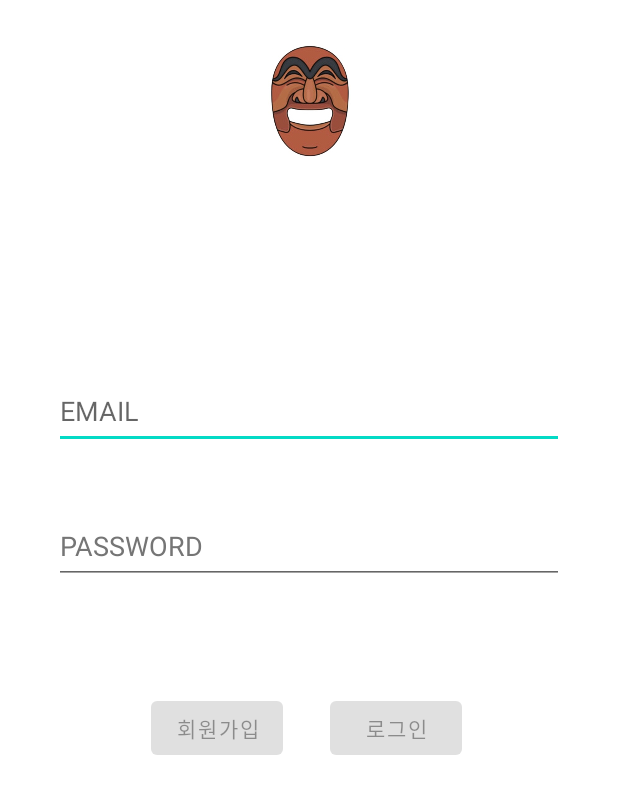
After one commit to Skrrs/android-app, an Android app: the SignupActivity screen opened directly, with no data from a screen before it, on a phone screen of 412 x 824 dp. The commit adds this screen. Shown: the top 794 px of the screen. Run offline under Robolectric (Android 15) with nearby library versions, the phone set to English and light mode, and no system bars; our stand-ins replace Firebase (no records; nobody signed in at launch, a user with empty details on screens opened directly).

Commit message:
feat : 회원가입 페이지 (SignUp) 만들고, User Data email 로 바꾸고, Toast message 수정

```diff
--- /dev/null
+++ b/app/src/main/java/com/example/aop/part2/mask/presentation/signup/SignupActivity.kt
@@ -0,0 +1,86 @@
+package com.example.aop.part2.mask.presentation.signup
+
+import android.content.Intent
+import android.os.Bundle
+import android.widget.Button
+import android.widget.EditText
+import android.widget.Toast
+import androidx.appcompat.app.AppCompatActivity
+import androidx.core.widget.addTextChangedListener
+import com.example.aop.part2.mask.R
+import com.example.aop.part2.mask.presentation.login.LoginActivity
+import com.google.firebase.auth.FirebaseAuth
+import com.google.firebase.auth.ktx.auth
+import com.google.firebase.ktx.Firebase
+
+class SignupActivity: AppCompatActivity()  {
+    private lateinit var auth: FirebaseAuth
+
+    override fun onCreate(savedInstanceState: Bundle?) {
+        super.onCreate(savedInstanceState)
+        setContentView(R.layout.activity_signup)
+        auth = Firebase.auth
+
+        val loginButton = findViewById<Button>(R.id.loginButton)
+        loginButton.setOnClickListener {
+            val intent = Intent(this, LoginActivity::class.java) //
+            startActivity(intent)
+            finish()
+        }
+        initSignUpButton()
+        initEmailAndPasswordEditText()
+
+    }
+
+    private fun initSignUpButton() {
+        val signUpButton = findViewById<Button>(R.id.signUpButton)
+        signUpButton.setOnClickListener {
+            val email = getInputEmail()
+            val password = getInputPassword()
+            Toast.makeText(
+                this,
+                "회원가입 중입니다... 잠시만 기다려 주세요 :)",
+                Toast.LENGTH_SHORT
+            ).show()
+            auth.createUserWithEmailAndPassword(email, password)
+                .addOnCompleteListener(this) { task ->
+                    if (task.isSuccessful) {
+                        Toast.makeText(
+                            this,
+                            "회원가입을 성공했습니다! 로그인 버튼을 눌러 로그인해주세요 :)",
+                            Toast.LENGTH_LONG
+                        ).show()
+                    } else {
+                        Toast.makeText(this, "이미 가입한 이메일이거나, 회원가입에 실패했습니다 :(", Toast.LENGTH_SHORT)
+                            .show()
+                    }
+                }
+        }
+    }
+
+    private fun getInputEmail(): String {
+        return findViewById<EditText>(R.id.emailEditText).text.toString()
+    }
+
+    private fun getInputPassword(): String {
+        return findViewById<EditText>(R.id.passwordEditText).text.toString()
+    }
+
+    private fun initEmailAndPasswordEditText() {
+        val emailEditText = findViewById<EditText>(R.id.emailEditText)
+        val passwordEditText = findViewById<EditText>(R.id.passwordEditText)
+        val signUpButton = findViewById<Button>(R.id.signUpButton)
+        val loginButton = findViewById<Button>(R.id.loginButton)
+
+        emailEditText.addTextChangedListener {
+            val enable = emailEditText.length() > 5 && passwordEditText.length() > 5
+            loginButton.isEnabled = true
+            signUpButton.isEnabled = enable
+        }
+        passwordEditText.addTextChangedListener {
+            val enable = emailEditText.length() > 5 && passwordEditText.length() > 5
+            loginButton.isEnabled = true
+            signUpButton.isEnabled = enable
+        }
+    }
+}
--- a/app/src/main/res/layout/activity_login.xml
+++ b/app/src/main/res/layout/activity_login.xml
@@ -89,7 +89,7 @@
         android:enabled="false"
         android:text="@string/SignUp"
         app:layout_constraintEnd_toStartOf="@id/loginButton"
-        app:layout_constraintHorizontal_bias="0.982"
+        app:layout_constraintHorizontal_bias="0.9"
         app:layout_constraintStart_toStartOf="parent"
         app:layout_constraintTop_toBottomOf="@id/passwordEditText" />
 
--- /dev/null
+++ b/app/src/main/res/layout/activity_signup.xml
@@ -0,0 +1,93 @@
+<?xml version="1.0" encoding="utf-8"?>
+<androidx.constraintlayout.widget.ConstraintLayout xmlns:android="http://schemas.android.com/apk/res/android"
+    xmlns:app="http://schemas.android.com/apk/res-auto"
+    xmlns:tools="http://schemas.android.com/tools"
+    android:layout_width="match_parent"
+    android:layout_height="match_parent">
+
+    <ImageView
+        android:id="@+id/mask_img"
+        android:layout_width="75dp"
+        android:layout_height="75dp"
+        android:layout_marginTop="30dp"
+        android:contentDescription="@string/TODO"
+        app:layout_constraintEnd_toEndOf="parent"
+        app:layout_constraintStart_toStartOf="parent"
+        app:layout_constraintTop_toTopOf="parent"
+        app:srcCompat="@drawable/mask_main" />
+
+    <EditText
+        android:id="@+id/emailEditText"
+        android:layout_width="340dp"
+        android:layout_height="wrap_content"
+        android:layout_marginTop="144dp"
+        android:hint="@string/id"
+        android:minHeight="50dp"
+        app:layout_constraintEnd_toEndOf="parent"
+        app:layout_constraintHorizontal_bias="0.5"
+        app:layout_constraintStart_toStartOf="parent"
+        app:layout_constraintTop_toBottomOf="@+id/mask_img" />
+
+    <EditText
+        android:id="@+id/passwordEditText"
+        android:layout_width="340dp"
+        android:layout_height="wrap_content"
+        android:layout_marginTop="40dp"
+        android:autofillHints=""
+        android:hint="@string/password"
+        android:minHeight="50dp"
+        android:textColorHint="#757575"
+        app:layout_constraintEnd_toEndOf="parent"
+        app:layout_constraintHorizontal_bias="0.5"
+        app:layout_constraintStart_toStartOf="parent"
+        app:layout_constraintTop_toBottomOf="@id/emailEditText" />
+    <!--    android:inputType="textPassword"-->
+
+    <Button
+        android:id="@+id/signUpButton"
+        android:layout_width="wrap_content"
+        android:layout_height="wrap_content"
+        android:layout_marginTop="72dp"
+        android:enabled="false"
+        android:text="@string/SignUp"
+        app:layout_constraintEnd_toStartOf="@id/loginButton"
+        android:layout_marginEnd="20dp"
+        app:layout_constraintHorizontal_bias="0.9"
+        app:layout_constraintStart_toStartOf="parent"
+        app:layout_constraintTop_toBottomOf="@id/passwordEditText" />
+
+    <Button
+        android:id="@+id/loginButton"
+        android:layout_width="wrap_content"
+        android:layout_height="wrap_content"
+        android:layout_marginTop="72dp"
+        android:layout_marginEnd="104dp"
+        android:enabled="false"
+        android:text="@string/Login"
+        app:layout_constraintEnd_toEndOf="parent"
+        app:layout_constraintTop_toBottomOf="@id/passwordEditText" />
+
+    <!--    <Button-->
+    <!--        android:id="@+id/signUpButton"-->
+    <!--        android:layout_width="wrap_content"-->
+    <!--        android:layout_height="wrap_content"-->
+    <!--        android:layout_marginTop="100dp"-->
+    <!--        android:enabled="false"-->
+    <!--        android:text="회원가입"-->
+    <!--        app:layout_constraintEnd_toEndOf="parent"-->
+    <!--        app:layout_constraintStart_toStartOf="parent"-->
+    <!--        app:layout_constraintTop_toBottomOf="@id/passwordEditText" />-->
+
+    <!--    <Button-->
+    <!--        android:id="@+id/loginButton"-->
+    <!--        android:layout_width="wrap_content"-->
+    <!--        android:layout_height="wrap_content"-->
+    <!--        android:layout_marginEnd="104dp"-->
+    <!--        android:enabled="false"-->
+    <!--        android:text="@string/Login"-->
+    <!--        app:layout_constraintEnd_toEndOf="parent"-->
+    <!--        app:layout_constraintHorizontal_bias="0.0"-->
+    <!--        app:layout_constraintStart_toEndOf="@+id/signUpButton"-->
+    <!--        tools:layout_editor_absoluteY="480dp" />-->
+
+</androidx.constraintlayout.widget.ConstraintLayout>
--- a/app/src/main/res/values/strings.xml
+++ b/app/src/main/res/values/strings.xml
@@ -19,7 +19,7 @@
 
     <string name="TODO">avoid warnings</string>
 
-    <string name="id">ID</string>
+    <string name="id">EMAIL</string>
     <string name="password">PASSWORD</string>
 
     <string name="facebook_app_id">1234</string>
```
Also changed, not shown: app/src/main/AndroidManifest.xml (+9 -15 lines), app/src/main/java/com/example/aop/part2/mask/presentation/login/LoginActivity.kt (+38 -61 lines), app/src/main/java/com/example/aop/part2/mask/presentation/main/MainActivity.kt (+22 -22 lines), app/src/main/java/com/example/aop/part2/mask/presentation/mypage/MypageActivity.kt (+10 -0 lines).
